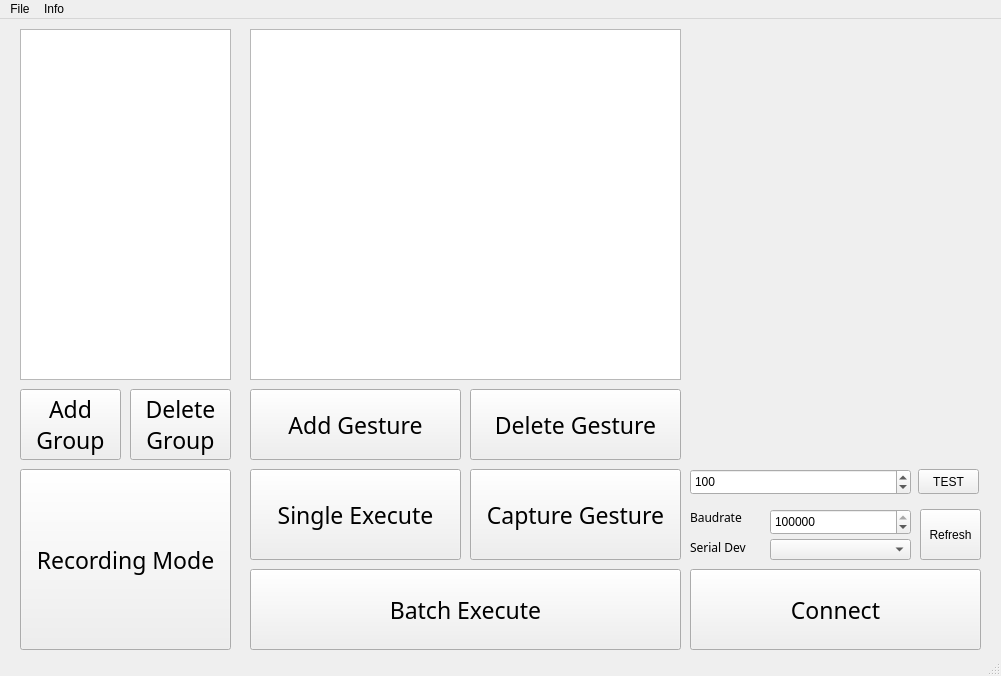
Above: GUI_Controller/SIOR_TITAN/mainwindow.ui from SweetWeeds/SIOR-TITAN before the change. Below: the same form after it.
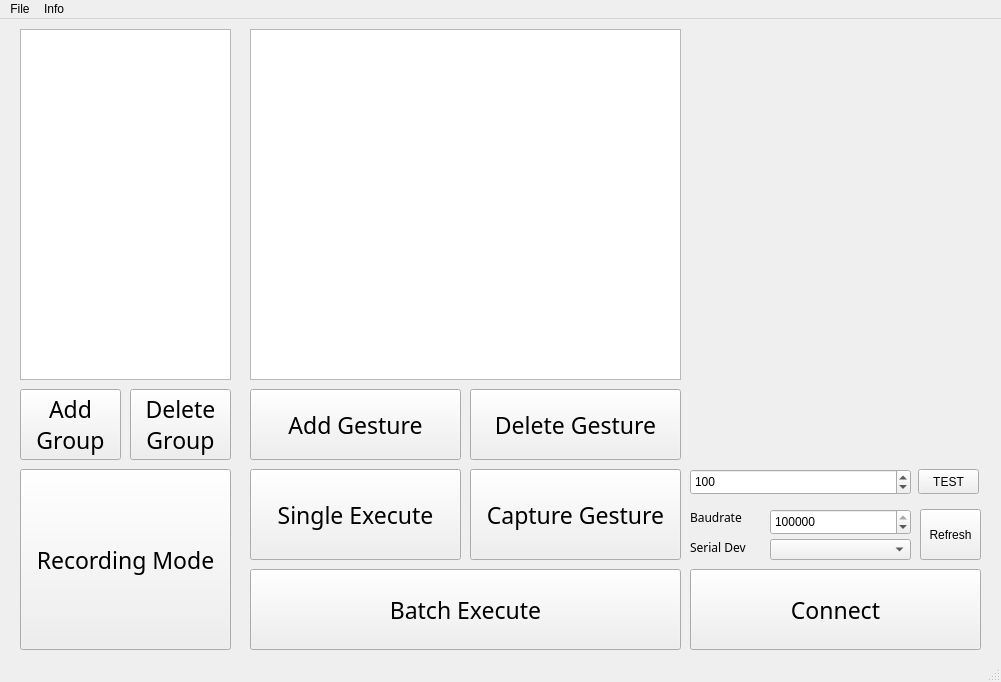
That is the form after the change.

```diff
--- a/GUI_Controller/SIOR_TITAN/mainwindow.ui
+++ b/GUI_Controller/SIOR_TITAN/mainwindow.ui
@@ -7,7 +7,7 @@
     <x>0</x>
     <y>0</y>
     <width>1001</width>
-    <height>676</height>
+    <height>682</height>
    </rect>
   </property>
   <property name="sizePolicy">
```
Left out of the diff: 2 changed lines with no effect on the pictures.
